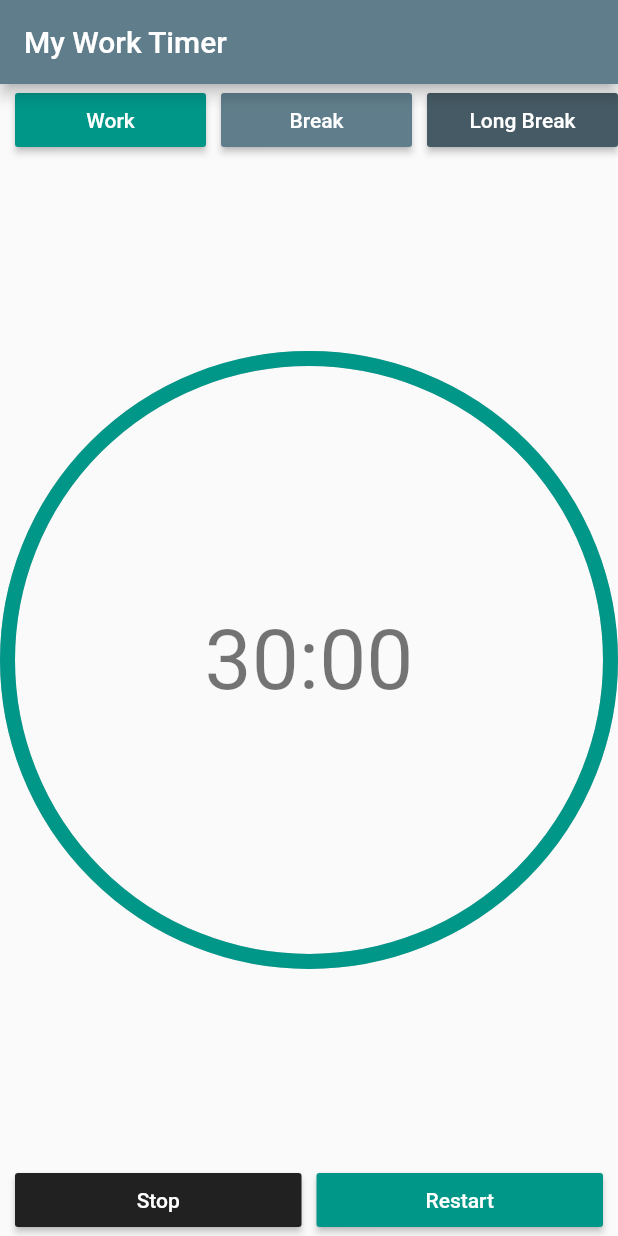
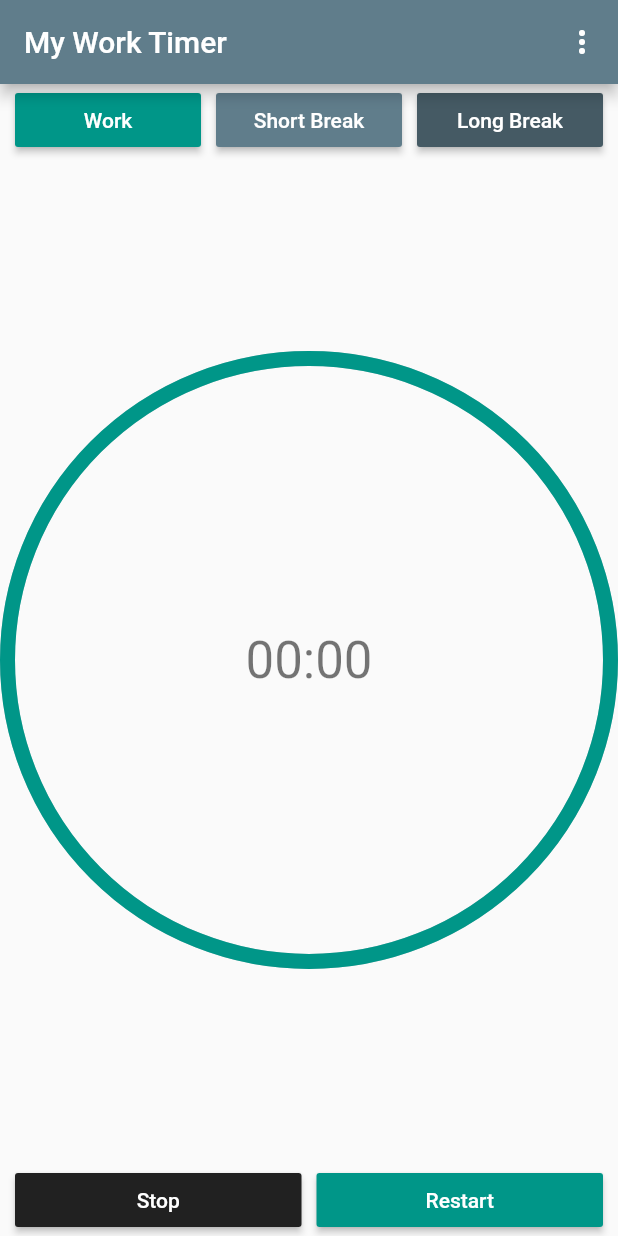
Before and after one commit to VickyKumarXaxa/timer, a Flutter app: the first screen one second after launch, on a phone screen of 412 x 824 dp. Run offline on Flutter 3.47's test engine with Material 2 defaults, Android fonts, the phone set to English and light mode, and no system bars; drawn by our look-alikes of percent_indicator; our stand-ins replace shared_preferences.

```diff
--- a/lib/main.dart
+++ b/lib/main.dart
@@ -1,42 +1,64 @@
 import 'package:flutter/material.dart';
-import 'package:timer/widgets.dart';
-import 'package:percent_indicator/percent_indicator.dart';
+import 'package:percent_indicator/circular_percent_indicator.dart';
+import './widgets.dart';
+import './timer.dart';
+import './timermodel.dart';
+import './settings.dart';
 
-void main() {
-  return runApp(const MyApp());
-}
+void main() => runApp(MyApp());
 
 class MyApp extends StatelessWidget {
-  const MyApp({super.key});
-  final double defaultPadding = 5.0;
-
+  // This widget is the root of your application.
   @override
   Widget build(BuildContext context) {
     return MaterialApp(
       title: 'My Work Timer',
-      theme: ThemeData(primarySwatch: Colors.blueGrey),
+      debugShowCheckedModeBanner: false,
+      theme: ThemeData(
+        primarySwatch: Colors.blueGrey,
+      ),
       home: TimerHomePage(),
     );
   }
-
-  void emptyMethod() {}
 }
 
 class TimerHomePage extends StatelessWidget {
-  const TimerHomePage({Key? key}) : super(key: key);
   final double defaultPadding = 5.0;
+  final CountDownTimer timer = CountDownTimer();
 
   @override
   Widget build(BuildContext context) {
-    return Scaffold(
+    final List<PopupMenuItem<String>> menuItems = <PopupMenuItem<String>>[];
+    menuItems.add(const PopupMenuItem(
+      value: 'Settings',
+      child: Text('Settings'),
+    ));
+    timer.startWork();
+    return MaterialApp(
+      title: 'My Work Timer',
+      theme: ThemeData(
+        primarySwatch: Colors.blueGrey,
+      ),
+      home: Scaffold(
           appBar: AppBar(
             title: const Text('My Work Timer'),
+            actions: [
+              PopupMenuButton<String>(
+                itemBuilder: (BuildContext context) {
+                  return menuItems.toList();
+                },
+                onSelected: (s) {
+                  if (s == 'Settings') {
+                    goToSettings(context);
+                  }
+                },
+              )
+            ],
           ),
           body: LayoutBuilder(
               builder: (BuildContext context, BoxConstraints constraints) {
             final double availableWidth = constraints.maxWidth;
-        return Column(
-          children: [
+            return Column(children: [
               Row(
                 children: [
                   Padding(
@@ -45,46 +67,46 @@ class TimerHomePage extends StatelessWidget {
                   Expanded(
                       child: ProductivityButton(
                           color: const Color(0xff009688),
-                      text: 'Work',
-                      size: 10.0,
-                      onPressed: () {}),
-                ),
+                          text: "Work",
+                          onPressed: () => timer.startWork())),
                   Padding(
                     padding: EdgeInsets.all(defaultPadding),
                   ),
                   Expanded(
                       child: ProductivityButton(
-                    color: const Color(0xff607d8b),
-                    text: 'Break',
-                    size: 10.0,
-                    onPressed: () {},
-                  ),
-                ),
+                          color: const Color(0xff607D8B),
+                          text: "Short Break",
+                          onPressed: () => timer.startBreak(true))),
                   Padding(
                     padding: EdgeInsets.all(defaultPadding),
                   ),
                   Expanded(
                       child: ProductivityButton(
-                    color: const Color(0xff455a64),
+                          color: const Color(0xff455A64),
                           text: "Long Break",
-                    size: 10.0,
-                    onPressed: () {},
-                  ),
+                          onPressed: () => timer.startBreak(false))),
+                  Padding(
+                    padding: EdgeInsets.all(defaultPadding),
                   ),
                 ],
               ),
               Expanded(
+                  child: StreamBuilder(
+                      initialData: TimerModel('00:00', 1),
+                      stream: timer.stream(),
+                      builder: (BuildContext context, AsyncSnapshot snapshot) {
+                        TimerModel timer = snapshot.data;
+                        return Container(
                             child: CircularPercentIndicator(
                           radius: availableWidth / 2,
                           lineWidth: 10.0,
-                percent: 1,
+                          percent: (timer.percent == null) ? 1 : timer.percent,
                           center: Text(
-                  '30:00',
-                  style: Theme.of(context).textTheme.displayMedium,
-                ),
+                              (timer.time == null) ? '00:00' : timer.time,
+                              style: Theme.of(context).textTheme.headline4),
                           progressColor: const Color(0xff009688),
-              ),
-            ),
+                        ));
+                      })),
               Row(
                 children: [
                   Padding(
@@ -94,10 +116,7 @@ class TimerHomePage extends StatelessWidget {
                       child: ProductivityButton(
                           color: const Color(0xff212121),
                           text: 'Stop',
-                    size: 10.0,
-                    onPressed: () {},
-                  ),
-                ),
+                          onPressed: () => timer.stopTimer())),
                   Padding(
                     padding: EdgeInsets.all(defaultPadding),
                   ),
@@ -105,18 +124,22 @@ class TimerHomePage extends StatelessWidget {
                       child: ProductivityButton(
                           color: const Color(0xff009688),
                           text: 'Restart',
-                    size: 10.0,
-                    onPressed: () {},
-                  ),
-                ),
+                          onPressed: () => timer.startTimer())),
                   Padding(
                     padding: EdgeInsets.all(defaultPadding),
                   ),
                 ],
-            ),
-          ],
-        );
-      }),
+              )
+            ]);
+          })),
     );
   }
+
+  void emptyMethod() {}
+  void goToSettings(BuildContext context) {
+    // ignore: avoid_print
+    print('in gotoSettings');
+    Navigator.push(
+        context, MaterialPageRoute(builder: (context) => SettingsScreen()));
   }
+}
--- /dev/null
+++ b/lib/timermodel.dart
@@ -0,0 +1,5 @@
+class TimerModel {
+  String time;
+  double percent;
+  TimerModel(this.time, this.percent);
+}
--- a/lib/widgets.dart
+++ b/lib/widgets.dart
@@ -1,27 +1,43 @@
 import 'package:flutter/material.dart';
+
+typedef CallbackSetting = void Function(String, int);
 
 class ProductivityButton extends StatelessWidget {
   final Color color;
   final String text;
-  final double size;
+  double? size;
   final VoidCallback onPressed;
-  const ProductivityButton(
+
+  ProductivityButton(
       {required this.color,
       required this.text,
-      required this.size,
       required this.onPressed,
-      super.key});
-
+      this.size});
   @override
   Widget build(BuildContext context) {
     return MaterialButton(
-      onPressed: onPressed,
-      color: color,
-      minWidth: size,
-      child: Text(
-        text,
-        style: const TextStyle(color: Colors.white),
-      ),
+      child: Text(this.text, style: TextStyle(color: Colors.white)),
+      onPressed: this.onPressed,
+      color: this.color,
+      minWidth: (this.size != null) ? this.size : 0,
     );
   }
 }
+
+class SettingsButton extends StatelessWidget {
+  final Color color;
+  final String text;
+  final int value;
+  final String setting;
+  final CallbackSetting callback;
+  SettingsButton(
+      this.color, this.text, this.value, this.setting, this.callback);
+  @override
+  Widget build(BuildContext context) {
+    return MaterialButton(
+      child: Text(this.text, style: TextStyle(color: Colors.white)),
+      onPressed: () => this.callback(this.setting, this.value),
+      color: this.color,
+    );
+  }
+}
--- a/pubspec.yaml
+++ b/pubspec.yaml
@@ -35,6 +35,7 @@ dependencies:
   # The following adds the Cupertino Icons font to your application.
   # Use with the CupertinoIcons class for iOS style icons.
   cupertino_icons: ^1.0.2
+  shared_preferences: ^2.0.15
 
 dev_dependencies:
   flutter_test:
```
Also changed, not shown: lib/settings.dart (added, +158 -0 lines), lib/timer.dart (added, +72 -0 lines), pubspec.lock, 1 other file. Lines whose indentation alone changed are shown as unchanged.
